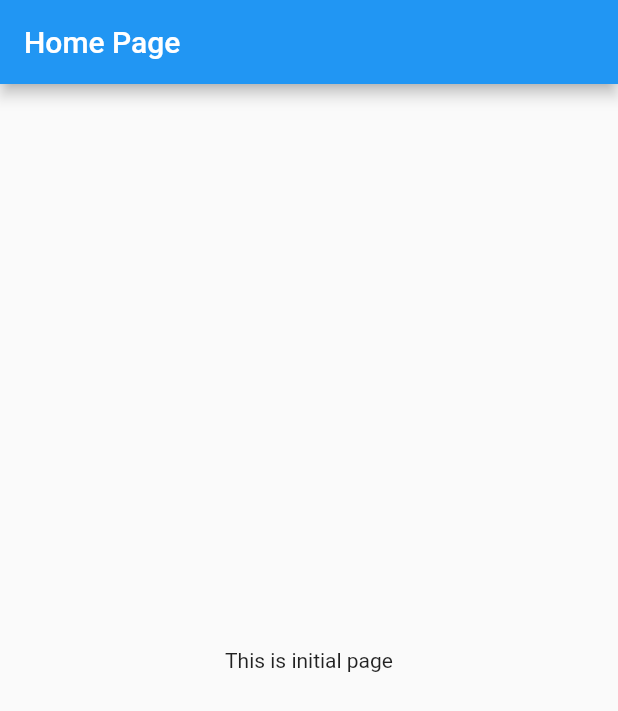
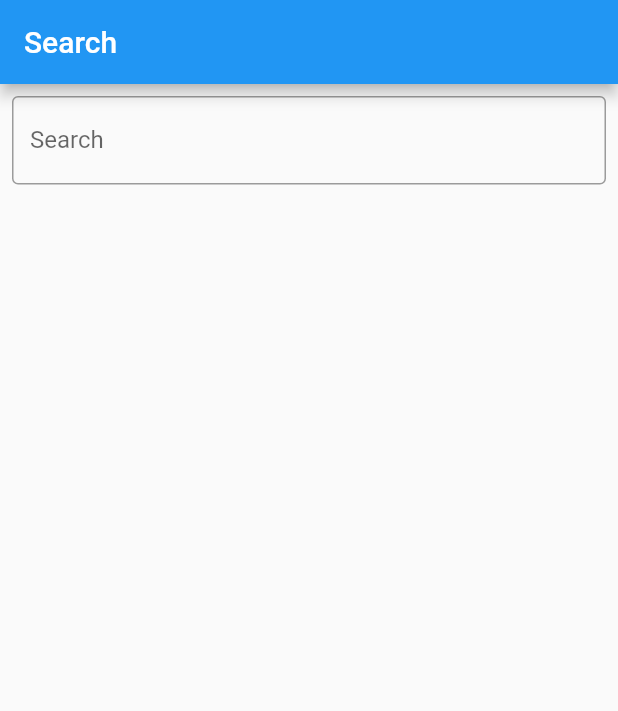
Before and after one commit to VinicioSantos/flutter_clean_architecture_example, a Flutter app: the screen it shows after launch, on a phone screen of 412 x 824 dp. Shown: the top 711 px of the screen. Run offline on Flutter 3.47's test engine with Material 2 defaults, Android fonts, the phone set to English and light mode, and no system bars; our stand-ins replace bloc, dartz, dio, flutter_modular.

Commit message:
implementing presenter presenter layer

```diff
--- a/lib/app_module.dart
+++ b/lib/app_module.dart
@@ -2,6 +2,7 @@
 import 'package:dio/dio.dart';
 import 'package:flutter_clean_architecture_example/modules/search/domain/usecases/search_by_text.dart';
 import 'package:flutter_clean_architecture_example/modules/search/infra/repositories/search_repository_impl.dart';
+import 'package:flutter_clean_architecture_example/modules/search/presenter/search/search_page.dart';
 import 'package:flutter_modular/flutter_modular.dart';
 
 import 'app_widget.dart';
@@ -18,6 +19,6 @@ class AppModule extends Module {
 
   @override
   final List<ModularRoute> routes = [
-        ChildRoute('/', child: (context, args) => HomePage()),
+        ChildRoute('/', child: (context, args) => SearchPage()),
   ];
 }
--- /dev/null
+++ b/lib/modules/search/presenter/search/search_page.dart
@@ -0,0 +1,33 @@
+import 'package:flutter/material.dart';
+
+class SearchPage extends StatefulWidget {
+  const SearchPage({Key? key}) : super(key: key);
+
+  @override
+  State<SearchPage> createState() => _SearchPageState();
+}
+
+class _SearchPageState extends State<SearchPage> {
+  @override
+  Widget build(BuildContext context) {
+    return Scaffold(
+      appBar: AppBar(
+        title: const Text('Search'),
+      ),
+      body: Column(children: [
+        Padding(
+          padding: const EdgeInsets.only(right: 8.0, left: 8, top: 8),
+          child: TextField(
+            decoration: InputDecoration(
+              border: OutlineInputBorder(),
+              labelText: 'Search',
+            ),
+          ),
+        ),
+        Expanded(child: ListView.builder(itemBuilder: (_, id){
+          return ListTile();
+        }))
+      ],),
+    );
+  }
+}
--- a/pubspec.yaml
+++ b/pubspec.yaml
@@ -27,6 +27,7 @@ environment:
 # the latest version available on pub.dev. To see which dependencies have newer
 # versions available, run `flutter pub outdated`.
 dependencies:
+  bloc: any
   modular_test: any
   flutter_modular: any
   dartz:
```
Also changed, not shown: lib/modules/search/presenter/search/search_bloc.dart (added, +18 -0 lines), lib/modules/search/presenter/search/states/state.dart (added, +20 -0 lines), pubspec.lock, 166 other files.
